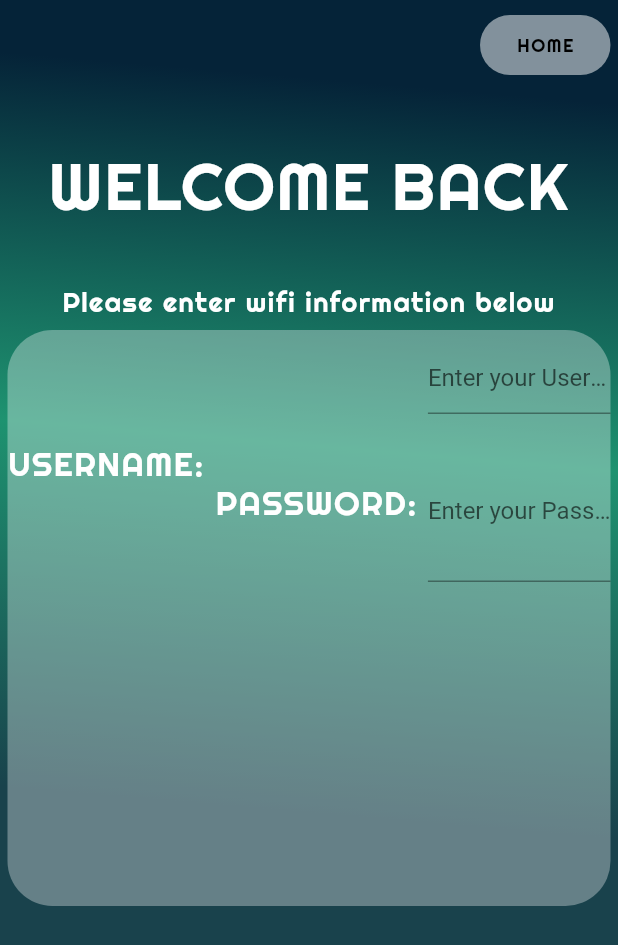
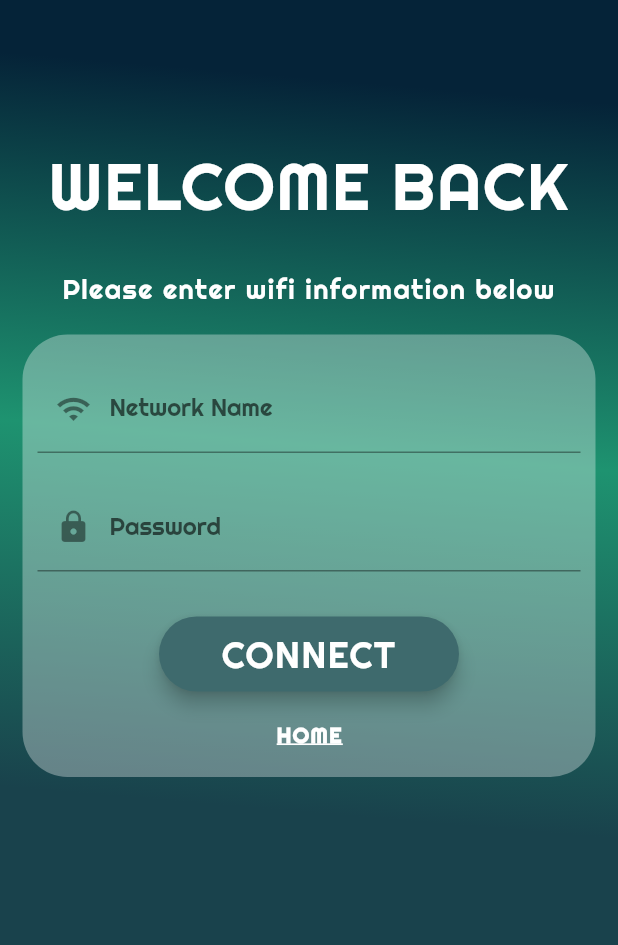
Before and after one commit to c3qiu/remote-overworked, a Flutter app: the Add_WiFi screen opened by its route, on a phone screen of 412 x 824 dp. Shown: the top 945 px of the screen. Run offline on Flutter 3.47's test engine with Material 2 defaults, Android fonts, the phone set to English and light mode, and no system bars; our stand-ins replace get.

Commit message:
Wifi and Home page fixed

```diff
--- a/App/lib/main.dart
+++ b/App/lib/main.dart
@@ -4,10 +4,6 @@ import 'package:flutter/material.dart';
 import 'package:get/get.dart';
 
 import 'package:remote_overworked/router/app_pages.dart';
-import '../page/home.dart';
-import '../page/login.dart';
-
-
 
 Future<void> main() async {
   runApp(MyApp());
--- a/App/lib/page/add_device5.dart
+++ b/App/lib/page/add_device5.dart
@@ -25,7 +25,7 @@ class _Add_Device_5 extends State<Add_Device_5> {
     String brand = b;
     String modeltype = m;
 
-    final response = await http.get(Uri.parse('http://192.168.137.127/send?type=' + devicetype + '&brand=' + brand + '&model=' + modeltype + '&command=' + 'power'));
+    final response = await http.get(Uri.parse('http://192.168.137.127/send?type=' + devicetype + '&brand=' + brand + '&model=' + modeltype + '&command=' + 'pwr'));
     return 0;
   }
 
--- a/App/lib/page/add_device6.dart
+++ b/App/lib/page/add_device6.dart
@@ -117,7 +117,7 @@ class _Add_Device_6 extends State<Add_Device_6> {
                 ),
               ),
             ),
-            // NEXT button
+            // Return back to home button
             GestureDetector(
               onTap: () => Get.to(
                 () => HomeView(),
--- a/App/lib/page/wifi.dart
+++ b/App/lib/page/wifi.dart
@@ -1,12 +1,8 @@
-import 'dart:ui';
-import 'package:flutter/cupertino.dart';
-import 'package:flutter/material.dart';
 import 'package:flutter/material.dart';
 import 'package:get/get.dart';
 import 'dart:developer';
 
 import 'home.dart';
-import 'add_device5.dart';
 
 class Add_WiFi extends StatefulWidget {
   const Add_WiFi({Key? key}) : super(key: key);
@@ -21,7 +17,8 @@ class _Add_wifi extends State<Add_WiFi> {
 
   @override
   Widget build(BuildContext context) {
-
+    TextEditingController wifiController = new TextEditingController();
+    TextEditingController passwordController = new TextEditingController();
     // final details = Get.arguments;
     // log('brand: ${details[0]}');
     // log('model: ${details[1]}');
@@ -47,32 +44,16 @@ class _Add_wifi extends State<Add_WiFi> {
                 ),
               ),
             ) ,
-            // Return to Home
-            // FIXME
-            GestureDetector(
-              onTap: () => Get.to(HomeView()),
-              child: Container(
-                height: 40.0,
-                margin: const EdgeInsets.only(left:320.0, top:10.0, right: 5.0),
-                decoration: BoxDecoration(
-                    color: Color.fromRGBO(255, 255, 255, 0.5),
-                    borderRadius: BorderRadius.all(Radius.circular(30))
-                  // shape: BoxShape.rectangle,
-                ),
-                child: Center(
-                  child: Text(
-                    'HOME',
-                    style: TextStyle(
-                      fontFamily: 'Righteous',
-                      fontSize: 12.0,
-                      fontWeight: FontWeight.normal,
-                      letterSpacing: 1.0,
-                      color: Colors.black,
-                    ),
-                  ),
-                ),
-              ),
-            ),
+            Container(
+              padding: EdgeInsets.only(left: 15, right: 15),
+              height: double.infinity,
+              width: double.infinity,
+              child: SingleChildScrollView(
+                  padding: EdgeInsets.only(bottom: 15),
+                  child: Column(
+                    mainAxisAlignment: MainAxisAlignment.end,
+                    crossAxisAlignment: CrossAxisAlignment.center,
+                    children: <Widget>[
                       // Title
                       SizedBox(
                         width: double.infinity,
@@ -91,7 +72,7 @@ class _Add_wifi extends State<Add_WiFi> {
                       ),
                       //Description1
                       Container(
-              margin: const EdgeInsets.only(top: 190.0,),
+                        margin: const EdgeInsets.only(top: 5.0,),
                         width: double.infinity,
                         child: Text(
                           'Please enter wifi information below',
@@ -105,236 +86,112 @@ class _Add_wifi extends State<Add_WiFi> {
                           ),
                         ),
                       ),
-            // Info and image
+                      SizedBox(
+                        height: 20.0,
+                      ),
                       Container(
-              margin: EdgeInsets.symmetric(vertical: 220.0, horizontal: 5.0),
-              width: double.infinity,
+                          padding: EdgeInsets.all(10.0),
                           decoration: BoxDecoration(
                             color: Color.fromRGBO(255, 255, 255, 0.33),
                             borderRadius: BorderRadius.circular(30),
                           ),
-              child: Center(
                           child: Column(
-                  children: [
-                    Row(
-                      children: [
-                        Text(
-                          'USERNAME: ',
+                            children: <Widget>[
+                              SizedBox(
+                                height: 10.0,
+                              ),
+                              TextField(
+                                controller: wifiController,
+                                decoration: InputDecoration(
+                                  prefixIcon: Icon(Icons.wifi),
+                                  labelText: "Network Name",
+                                  labelStyle: TextStyle(
+                                    fontFamily: 'Righteous',
+                                    fontWeight: FontWeight.normal,
+                                  ),
+                                ),
+                              ),
+                              SizedBox(
+                                height: 20.0,
+                              ),
+                              TextField(
+                                controller: passwordController,
+                                decoration: InputDecoration(
+                                  prefixIcon: Icon(Icons.lock),
+                                  labelText: "Password",
+                                  labelStyle: TextStyle(
+                                    fontFamily: 'Righteous',
+                                    fontWeight: FontWeight.normal,
+                                  ),
+                                ),
+                              ),
+                              SizedBox(
+                                height: 30.0,
+                              ),
+                              MaterialButton(
+                                  height: 50.0,
+                                  elevation: 5,
+                                  minWidth: 200,
+                                  onPressed: () {
+                                    log(wifiController.text);
+                                    log(passwordController.text);
+                                    if(wifiController.text.isNotEmpty){
+                                      Get.to(() => HomeView(),arguments: [wifiController.text, passwordController.text],);
+                                    }
+                                  },
+                                  shape: RoundedRectangleBorder(
+                                    borderRadius: new BorderRadius.circular(30.0),
+                                  ),
+                                  color: Color(0xFF3E6A6D),
+                                  disabledColor: Theme.of(context)
+                                      .primaryColor
+                                      .withOpacity(0.50),
+                                  disabledElevation: 0,
+                                  child: Text(
+                                    'CONNECT',
+                                    textAlign: TextAlign.center,
                                     style: TextStyle(
-                            height: 2,
+                                      color: Colors.white,
                                       fontFamily: 'Righteous',
-                            fontSize: 22.0,
+                                      fontSize: 24.0,
                                       fontWeight: FontWeight.normal,
                                       letterSpacing: 1.0,
-                            color: Colors.white,
                                     ),
                                   ),
-                        Text(
-                          'PASSWORD: ',
+                              ),
+                              SizedBox(
+                                height: 20.0,
+                              ),
+                              Align(
+                                alignment: Alignment.bottomCenter,
+                                child: GestureDetector(
+                                  onTap: () {
+                                    Get.to(() => HomeView());
+                                  },
+                                  child: Text(
+                                    "HOME",
                                     style: TextStyle(
-                            height: 6,
                                       fontFamily: 'Righteous',
-                            fontSize: 22.0,
-                            fontWeight: FontWeight.normal,
+                                      color: Colors.white,
+                                      fontSize: 14.0,
+                                      fontWeight: FontWeight.bold,
                                       letterSpacing: 1.0,
-                            color: Colors.white,
+                                      decoration: TextDecoration.underline,
+                                      decorationColor: Colors.white,
+                                      decorationThickness: 4,
+                                    )
                                   ),
                                 ),
-                        Expanded(
-                          child: Stack(
-                              children: [
-                                TextFormField(
-                                  cursorHeight: 50,
-                                  decoration: const InputDecoration(
-                                    border: UnderlineInputBorder(),
-                                    hintText: 'Enter your Username',
                               ),
-                                  style: TextStyle(
-                                    height: 2,
+                              SizedBox(
+                                height: 10.0,
                               ),
-                                ),
-
-                                TextFormField(
-                                  cursorHeight: 50,
-                                  decoration: const InputDecoration(
-                                    border: UnderlineInputBorder(),
-                                    hintText: 'Enter your Password',
-                                  ),
-                                  style: TextStyle(
-                                    height: 9,
-                                  ),
-                                ),
-                              ]
-                          ),
-
-
-                        )
-                      ],
-                    ),
-
-                    // Row(
-                    //   children: [
-                    //     Text(
-                    //       'USERNAME: ',
-                    //       style: TextStyle(
-                    //
-                    //         height: 2.2,
-                    //         fontFamily: 'Righteous',
-                    //         fontSize: 14.0,
-                    //         fontWeight: FontWeight.normal,
-                    //         letterSpacing: 1.0,
-                    //         color: Colors.white,
-                    //       ),
-                    //     ),
-                    //     Container(),
-                    //   ],
-                    // ),
-                    // Return to Home
-                    // GestureDetector(
-                    //   onTap: () {
-                    //     Get.to(() => HomeView());
-                    //   },
-                    //   child: Container(
-                    //     height: 40.0,
-                    //     margin: const EdgeInsets.only(left:320.0, top:10.0, right: 5.0),
-                    //     decoration: BoxDecoration(
-                    //         color: Color.fromRGBO(255, 255, 255, 0.5),
-                    //         borderRadius: BorderRadius.all(Radius.circular(30))
-                    //       // shape: BoxShape.rectangle,
-                    //     ),
-                    //     child: Center(
-                    //       child: Text(
-                    //         'CONNECT',
-                    //         textAlign: TextAlign.center,
-                    //         style: TextStyle(
-                    //           fontFamily: 'Righteous',
-                    //           fontSize: 12.0,
-                    //           fontWeight: FontWeight.normal,
-                    //           letterSpacing: 1.0,
-                    //           color: Colors.black,
-                    //         ),
-                    //       ),
-                    //     ),
-                    //   ),
-                    // ),
                             ],
                           ),
                       ),
+                    ],
+                  )),
             ),
-            // Container(
-            //   margin: EdgeInsets.symmetric(vertical: 220.0, horizontal: 5.0),
-            //   width: double.infinity,
-            //   decoration: BoxDecoration(
-            //     color: Color.fromRGBO(255, 255, 255, 0.33),
-            //     borderRadius: BorderRadius.circular(40),
-            //   ),
-            //   child: Center(
-            //     child: Column(
-            //       children: [
-            //         Row(
-            //           children: [
-            //             Text(
-            //               'USERNAME: ',
-            //               style: TextStyle(
-            //
-            //                 height: 3,
-            //                 fontFamily: 'Righteous',
-            //                 fontSize: 22.0,
-            //                 fontWeight: FontWeight.normal,
-            //                 letterSpacing: 1.0,
-            //                 color: Colors.white,
-            //               ),
-            //             ),
-            //             Text(
-            //               'PASSWORD: ',
-            //               style: TextStyle(
-            //                 height: 6,
-            //                 fontFamily: 'Righteous',
-            //                 fontSize: 22.0,
-            //                 fontWeight: FontWeight.normal,
-            //                 letterSpacing: 1.0,
-            //                 color: Colors.white,
-            //               ),
-            //             ),
-            //             Expanded(
-            //               child: Stack(
-            //                   children: [
-            //                     TextFormField(
-            //                       decoration: const InputDecoration(
-            //                         border: UnderlineInputBorder(),
-            //                         hintText: 'Enter your Username',
-            //                       ),
-            //                       style: TextStyle(
-            //                         height: 3,
-            //                       ),
-            //                     ),
-            //
-            //                     TextFormField(
-            //                       decoration: const InputDecoration(
-            //                         border: UnderlineInputBorder(),
-            //                         hintText: 'Enter your Password',
-            //                       ),
-            //                       style: TextStyle(
-            //                         height: 9,
-            //                       ),
-            //                     ),
-            //                   ]
-            //               ),
-            //
-            //
-            //             )
-            //           ],
-            //         ),
-            //
-            //         // Row(
-            //         //   children: [
-            //         //     Text(
-            //         //       'USERNAME: ',
-            //         //       style: TextStyle(
-            //         //
-            //         //         height: 2.2,
-            //         //         fontFamily: 'Righteous',
-            //         //         fontSize: 14.0,
-            //         //         fontWeight: FontWeight.normal,
-            //         //         letterSpacing: 1.0,
-            //         //         color: Colors.white,
-            //         //       ),
-            //         //     ),
-            //         //     Container(),
-            //         //   ],
-            //         // ),
-            //         // Return to Home
-            //         // GestureDetector(
-            //         //   onTap: () {
-            //         //     Get.to(() => HomeView());
-            //         //   },
-            //         //   child: Container(
-            //         //     height: 40.0,
-            //         //     margin: const EdgeInsets.only(left:320.0, top:10.0, right: 5.0),
-            //         //     decoration: BoxDecoration(
-            //         //         color: Color.fromRGBO(255, 255, 255, 0.5),
-            //         //         borderRadius: BorderRadius.all(Radius.circular(30))
-            //         //       // shape: BoxShape.rectangle,
-            //         //     ),
-            //         //     child: Center(
-            //         //       child: Text(
-            //         //         'CONNECT',
-            //         //         textAlign: TextAlign.center,
-            //         //         style: TextStyle(
-            //         //           fontFamily: 'Righteous',
-            //         //           fontSize: 12.0,
-            //         //           fontWeight: FontWeight.normal,
-            //         //           letterSpacing: 1.0,
-            //         //           color: Colors.black,
-            //         //         ),
-            //         //       ),
-            //         //     ),
-            //         //   ),
-            //         // ),
-            //       ],
-            //     ),
-            //   ),
-            // ),
           ],
         ),
       ),
--- a/App/lib/router/app_pages.dart
+++ b/App/lib/router/app_pages.dart
@@ -13,13 +13,14 @@ import '../page/wifi.dart';
 part 'app_routes.dart';
 
 class AppPages {
-  static const INITIAL = AppRoutes.Home;
+
+  static const INITIAL = AppRoutes.WiFi;
 
   static final routes = [
     GetPage(
       name: AppRoutes.WiFi,
       page: () => Add_WiFi(),
-    ),
+      children: [
         GetPage(
           name: AppRoutes.Home,
           page: () => HomeView(),
@@ -53,10 +54,8 @@ class AppPages {
                                   page: () => Add_Device_6(),
                                 ),
                               ]
-
                             ),
                           ]
-
                         ),
                       ]
                     ),
@@ -66,5 +65,7 @@ class AppPages {
             ),
           ],
         ),
+      ],
+    ),
   ];
 }
--- a/App/lib/router/app_routes.dart
+++ b/App/lib/router/app_routes.dart
@@ -1,9 +1,8 @@
 part of 'app_pages.dart';
 
 abstract class AppRoutes {
-
+  static const WiFi = '/wifi';
   static const Home = '/home';
-  static const WiFi = '/wifi';
   static const Detail = '/detail';
   static const Add1 = '/add1';
   static const Add2 = '/add2';
```
Also changed, not shown: App/lib/page/add_device2.dart (+3 -4 lines), App/lib/page/add_device3.dart (+18 -10 lines), App/lib/page/controller.dart (+17 -16 lines), App/lib/page/home.dart (+44 -50 lines). Lines whose indentation alone changed are shown as unchanged.
